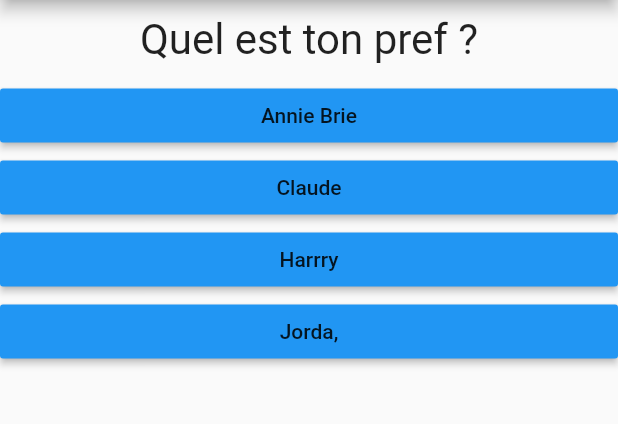
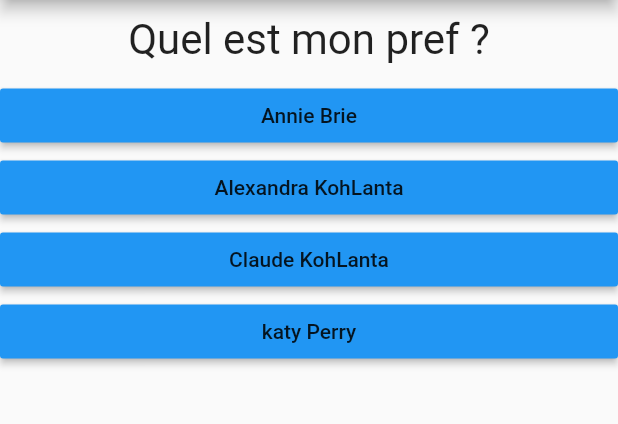
Before and after one commit to AlexStotch/questionsFlutter, a Flutter app: the screen it shows after launch, after a tap on "Vert", after a tap on "Lapin", on a phone screen of 412 x 824 dp, the part 84-508 px from its top. Run offline on Flutter 3.47's test engine with Material 2 defaults, Android fonts, the phone set to English and light mode, and no system bars.

```diff
--- a/flutter_quizz/lib/main.dart
+++ b/flutter_quizz/lib/main.dart
@@ -15,21 +15,45 @@ class MyApp extends StatefulWidget {
 class _MyAppState extends State<MyApp> {
   final _questions = const [
     {
-      'questionText': 'Quel est ta couleur pref ?',
-      'answers': ['Bleu', 'Jaune', 'Rose', 'Vert'],
+      'questionText': 'Quel est ma couleur pref ?',
+      'answers': [
+        {'text': 'Vert', 'score': 4},
+        {'text': 'Jaune', 'score': 1},
+        {'text': 'Rose', 'score': 2},
+        {'text': 'Bleu', 'score': 5}
+      ],
     },
     {
-      'questionText': 'Quel est ton animal pref ?',
-      'answers': ['Chat', 'Chien', 'Lapin', 'Elephant'],
+      'questionText': 'Quel est mon animal pref ?',
+      'answers': [
+        {'text': 'Chat', 'score': 2},
+        {'text': 'Lapin', 'score': 1},
+        {'text': 'Chien', 'score': 5},
+        {'text': 'Elephant', 'score': 4}
+      ],
     },
     {
-      'questionText': 'Quel est ton pref ?',
-      'answers': ['Annie Brie', 'Claude', 'Harrry', 'Jorda,'],
+      'questionText': 'Quel est mon pref ?',
+      'answers': [
+        {'text': 'Annie Brie', 'score': 5},
+        {'text': 'Alexandra KohLanta', 'score': 1},
+        {'text': 'Claude KohLanta', 'score': 2},
+        {'text': 'katy Perry', 'score': 4}
+      ],
     },
   ];
   var _questionIndex = 0;
+  var _totalScore = 0;
 
-  void _answerQuestion() {
+  void _resetQuiz() {
+    setState(() {
+      _questionIndex = 0;
+      _totalScore = 0;
+    });
+  }
+
+  void _answerQuestion(int score) {
+    _totalScore += score;
     setState(() {
       // call build()
       _questionIndex = _questionIndex + 1;
@@ -50,7 +74,7 @@ class _MyAppState extends State<MyApp> {
                 questionIndex: _questionIndex,
                 questions: _questions,
               )
-            : Result(),
+            : Result(_totalScore, _resetQuiz),
       ),
     );
   }
--- a/flutter_quizz/lib/quiz.dart
+++ b/flutter_quizz/lib/quiz.dart
@@ -18,8 +18,8 @@ class Quiz extends StatelessWidget {
   Widget build(BuildContext context) {
     return Column(children: [
       Question(questions[questionIndex]['questionText']),
-      ...(questions[questionIndex]['answers'] as List<String>).map((answer) {
-        return Answer(answerQuestion, answer);
+      ...(questions[questionIndex]['answers'] as List<Map<String, Object>>).map((answer) {
+        return Answer(() => answerQuestion(answer['score']), answer['text']);
       }).toList()
     ]);
   }
```
Also changed, not shown: flutter_quizz/lib/result.dart (+33 -1 lines).
